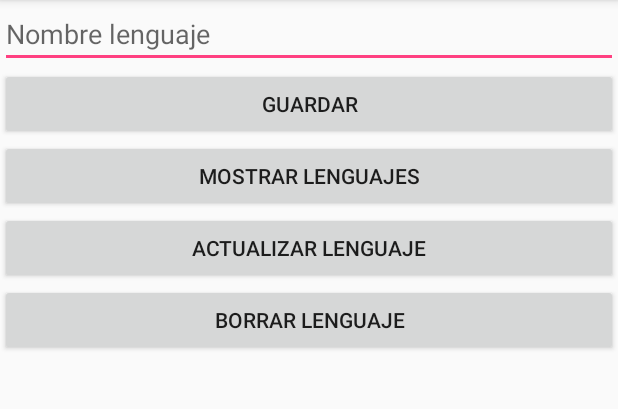
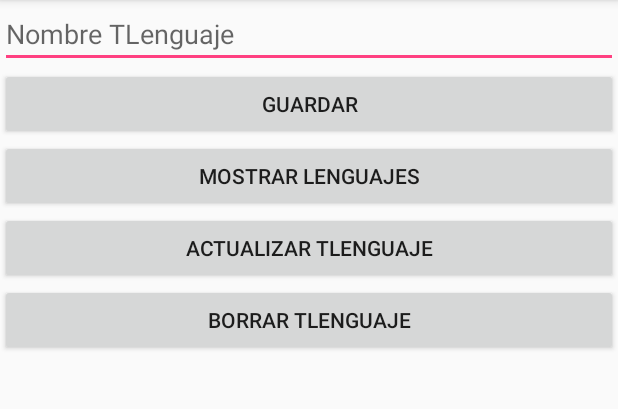
Before and after one commit to pepivsky/EjemploBDRoom, an Android app: the LenguajeActivity screen opened directly, with no data from a screen before it, on a phone screen of 412 x 824 dp, the part 84-493 px from its top. Run offline under Robolectric (Android 15) with nearby library versions, the phone set to English and light mode, and no system bars; our stand-ins replace ButterKnife.

Commit message:
Creación del DAO "LenguajeDao" en el paquete DAO para la tabla TLenguaje

```diff
--- a/app/src/main/java/com/example/pepe/ejemplobdroom/db/entity/Lenguaje.java
+++ b/app/src/main/java/com/example/pepe/ejemplobdroom/db/entity/TLenguaje.java
@@ -8,11 +8,11 @@ import android.arch.persistence.room.PrimaryKey;
 import com.example.pepe.ejemplobdroom.constants.Constants;
 
 /**
- * Entidad Lenguaje que hace alusión a los lenguajes de programación
+ * Entidad TLenguaje que hace alusión a los lenguajes de programación
  */
 
 @Entity(tableName = Constants.NAME_TABLE_LENGUAJE)
-public class Lenguaje {
+public class TLenguaje {
 
     //Id
     @ColumnInfo(name = "id")
--- a/app/src/main/res/layout/activity_lenguaje.xml
+++ b/app/src/main/res/layout/activity_lenguaje.xml
@@ -12,7 +12,7 @@
         android:id="@+id/edtNombreLenguaje"
         android:layout_width="match_parent"
         android:layout_height="wrap_content"
-        android:hint="Nombre lenguaje"
+        android:hint="Nombre TLenguaje"
         />
 
     <Button
@@ -33,14 +33,14 @@
         android:id="@+id/btnActualizarLenguaje"
         android:layout_width="match_parent"
         android:layout_height="wrap_content"
-        android:text="actualizar lenguaje"
+        android:text="actualizar TLenguaje"
         />
 
     <Button
         android:id="@+id/btnBorrarLenguaje"
         android:layout_width="match_parent"
         android:layout_height="wrap_content"
-        android:text="borrar lenguaje"
+        android:text="borrar TLenguaje"
         />
 
 </LinearLayout>
```
Also changed, not shown: app/src/main/java/com/example/pepe/ejemplobdroom/db/dao/LenguajeDAO.java (added, +33 -0 lines).
